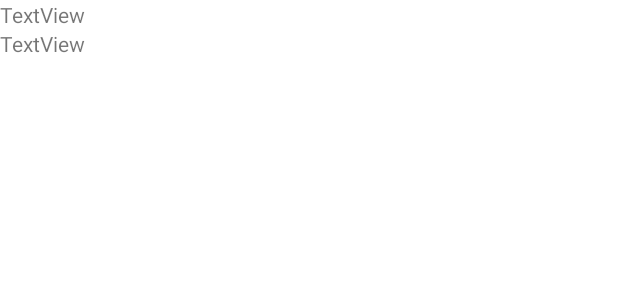
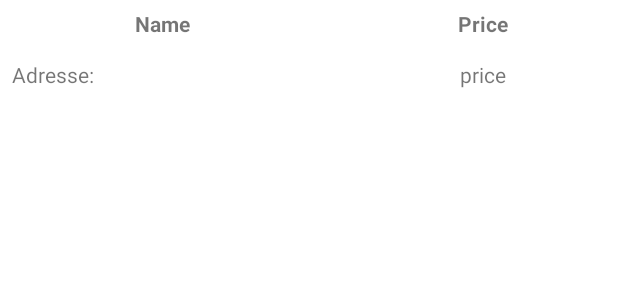
Before and after one commit to Tankofax/Tankofax, an Android app: the layout detail_tankstelle.xml on its own in the app's theme, with its tools: preview values and no code run, on a phone screen of 412 x 824 dp. Shown: the top 300 px of the screen. Run offline under Robolectric (Android 15) with nearby library versions, the phone set to English and light mode, and no system bars.

Commit message:
bl package

```diff
--- a/app/src/main/java/at/htlkaindorf/tankofax/MainActivity.java
+++ b/app/src/main/java/at/htlkaindorf/tankofax/MainActivity.java
@@ -132,6 +132,11 @@ public class MainActivity extends AppCompatActivity implements LocationListener,
         settings.show();
     }
 
+    public void dialogSetup(View v) {
+        PopupMenu language = new PopupMenu(this ,v);
+
+    }
+
     @SuppressLint("NonConstantResourceId")
     @Override
     public boolean onMenuItemClick(MenuItem item) {
--- /dev/null
+++ b/app/src/main/java/at/htlkaindorf/tankofax/bl/DetailHolder.java
@@ -0,0 +1,22 @@
+package at.htlkaindorf.tankofax.bl;
+
+import android.view.View;
+import android.widget.TextView;
+
+import androidx.annotation.NonNull;
+import androidx.recyclerview.widget.RecyclerView;
+
+
+
+
+
+public class DetailHolder extends RecyclerView.ViewHolder {
+    private TextView tv_Adresse;
+    private TextView tv_Name;
+    private TextView tv_Price1;
+    private TextView tv_Price2;
+
+    public DetailHolder(@NonNull View itemView, ) {
+        super(itemView);
+    }
+}
--- a/app/src/main/res/layout/detail_tankstelle.xml
+++ b/app/src/main/res/layout/detail_tankstelle.xml
@@ -1,20 +1,61 @@
 <?xml version="1.0" encoding="utf-8"?>
-<LinearLayout xmlns:android="http://schemas.android.com/apk/res/android"
+<RelativeLayout xmlns:android="http://schemas.android.com/apk/res/android"
     xmlns:app="http://schemas.android.com/apk/res-auto"
     xmlns:tools="http://schemas.android.com/tools"
     android:layout_width="match_parent"
-    android:layout_height="match_parent"
-    android:orientation="vertical" >
+    android:layout_height="wrap_content">
 
     <TextView
-        android:id="@+id/textView"
-        android:layout_width="match_parent"
+        android:id="@+id/tv_Adresse"
+        android:layout_width="wrap_content"
         android:layout_height="wrap_content"
-        android:text="TextView" />
+        android:layout_below="@+id/tv_Name"
+        android:layout_alignEnd="@+id/tv_Name"
+        android:layout_alignParentStart="true"
+        android:layout_marginStart="8dp"
+        android:layout_marginTop="8dp"
+        android:layout_marginEnd="0dp"
+        android:gravity="center_vertical"
+        android:text="Adresse: " />
 
     <TextView
-        android:id="@+id/textView2"
-        android:layout_width="match_parent"
+        android:id="@+id/tv_Name"
+        android:layout_width="200dp"
+        android:layout_height="32dp"
+        android:layout_alignParentStart="true"
+        android:layout_alignParentTop="true"
+        android:layout_marginStart="8dp"
+        android:gravity="center"
+        android:text="Name"
+        android:textAlignment="center"
+        android:textStyle="bold" />
+
+    <TextView
+        android:id="@+id/tv_Price1"
+        android:layout_width="wrap_content"
+        android:layout_height="32dp"
+        android:layout_alignParentTop="true"
+        android:layout_alignParentEnd="true"
+        android:layout_marginStart="32dp"
+        android:layout_marginTop="0dp"
+        android:layout_marginEnd="8dp"
+        android:layout_toEndOf="@+id/tv_Name"
+        android:gravity="center"
+        android:text="Price"
+        android:textAlignment="center"
+        android:textStyle="bold" />
+
+    <TextView
+        android:id="@+id/tv_Price2"
+        android:layout_width="wrap_content"
         android:layout_height="wrap_content"
-        android:text="TextView" />
-</LinearLayout>
+        android:layout_below="@+id/tv_Name"
+        android:layout_alignStart="@+id/tv_Price1"
+        android:layout_alignEnd="@+id/tv_Price1"
+        android:layout_marginStart="0dp"
+        android:layout_marginTop="8dp"
+        android:layout_marginEnd="0dp"
+        android:gravity="center"
+        android:text="price"
+        android:textAlignment="center" />
+</RelativeLayout>
```
